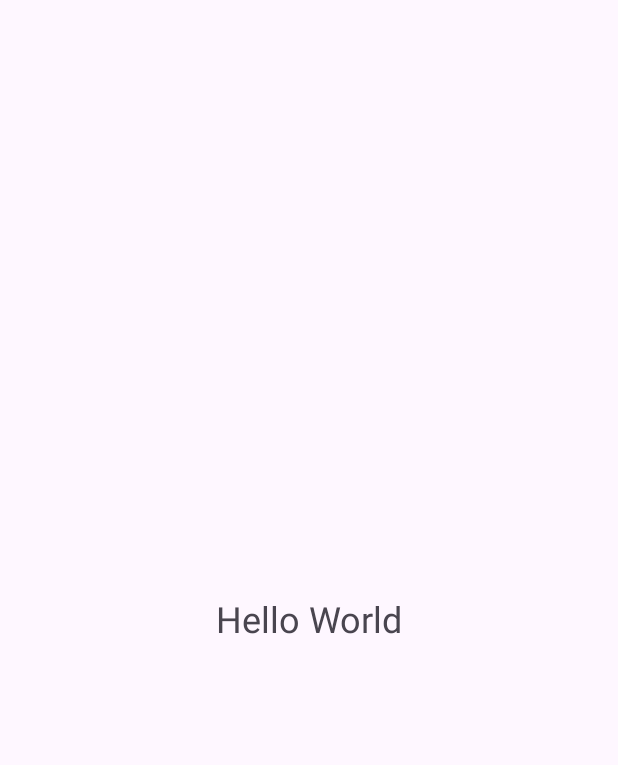
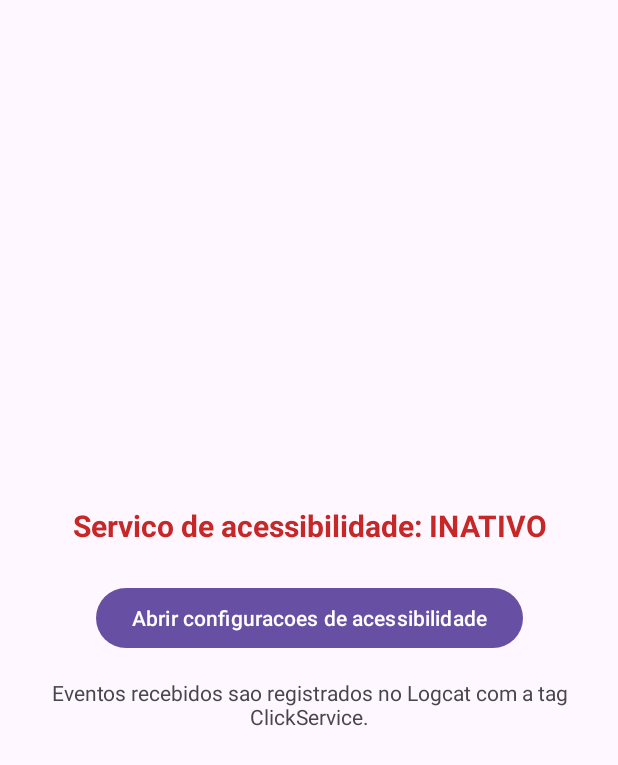
Before and after one commit to USPThiago/automacao-cliques-android, an Android app: the screen it shows after launch (MainActivity), on a phone screen of 412 x 824 dp. Shown: the top 765 px of the screen. Run offline under Robolectric (Android 15) with nearby library versions, the phone set to English and light mode, and no system bars.

Commit message:
MVP 1: AccessibilityService habilitavel com log de eventos e status na UI

```diff
--- a/app/build.gradle.kts
+++ b/app/build.gradle.kts
@@ -5,12 +5,12 @@ plugins {
 
 android {
     namespace = "com.example.automacaocliques"
-    compileSdk = 34
+    compileSdk = 36
 
     defaultConfig {
         applicationId = "com.example.automacaocliques"
         minSdk = 24
-        targetSdk = 34
+        targetSdk = 36
         versionCode = 1
         versionName = "0.1.0"
 
--- /dev/null
+++ b/app/src/main/java/com/example/automacaocliques/AccessibilityUtils.kt
@@ -0,0 +1,28 @@
+package com.example.automacaocliques
+
+import android.content.ComponentName
+import android.content.Context
+import android.provider.Settings
+import android.text.TextUtils
+
+object AccessibilityUtils {
+
+    /**
+     * Le em Settings.Secure se o servico do app esta na lista de servicos de
+     * acessibilidade habilitados pelo usuario.
+     */
+    fun isServiceEnabled(context: Context): Boolean {
+        val expected = ComponentName(context, ClickAccessibilityService::class.java)
+        val enabled = Settings.Secure.getString(
+            context.contentResolver,
+            Settings.Secure.ENABLED_ACCESSIBILITY_SERVICES
+        )
+        if (TextUtils.isEmpty(enabled)) return false
+
+        return enabled.split(':').any { entry ->
+            ComponentName.unflattenFromString(entry)?.let {
+                it.packageName == expected.packageName && it.className == expected.className
+            } == true
+        }
+    }
+}
--- a/app/src/main/java/com/example/automacaocliques/MainActivity.kt
+++ b/app/src/main/java/com/example/automacaocliques/MainActivity.kt
@@ -1,7 +1,12 @@
 package com.example.automacaocliques
 
+import android.content.ActivityNotFoundException
+import android.content.Intent
 import android.os.Bundle
+import android.provider.Settings
+import android.widget.Toast
 import androidx.appcompat.app.AppCompatActivity
+import androidx.core.content.ContextCompat
 import com.example.automacaocliques.databinding.ActivityMainBinding
 
 class MainActivity : AppCompatActivity() {
@@ -12,5 +17,34 @@ class MainActivity : AppCompatActivity() {
         super.onCreate(savedInstanceState)
         binding = ActivityMainBinding.inflate(layoutInflater)
         setContentView(binding.root)
+
+        binding.openSettingsButton.setOnClickListener { openAccessibilitySettings() }
+    }
+
+    override fun onResume() {
+        super.onResume()
+        updateStatus()
+    }
+
+    private fun updateStatus() {
+        val enabled = AccessibilityUtils.isServiceEnabled(this)
+        binding.statusText.setText(
+            if (enabled) R.string.service_status_enabled else R.string.service_status_disabled
+        )
+        binding.statusText.setTextColor(
+            ContextCompat.getColor(
+                this,
+                if (enabled) R.color.status_enabled else R.color.status_disabled
+            )
+        )
+    }
+
+    private fun openAccessibilitySettings() {
+        try {
+            startActivity(Intent(Settings.ACTION_ACCESSIBILITY_SETTINGS))
+        } catch (e: ActivityNotFoundException) {
+            Toast.makeText(this, R.string.accessibility_settings_unavailable, Toast.LENGTH_LONG)
+                .show()
+        }
     }
 }
--- a/app/src/main/res/layout/activity_main.xml
+++ b/app/src/main/res/layout/activity_main.xml
@@ -3,17 +3,45 @@
     xmlns:android="http://schemas.android.com/apk/res/android"
     xmlns:app="http://schemas.android.com/apk/res-auto"
     android:layout_width="match_parent"
-    android:layout_height="match_parent">
+    android:layout_height="match_parent"
+    android:padding="24dp">
 
     <TextView
-        android:id="@+id/helloText"
+        android:id="@+id/statusText"
+        android:layout_width="0dp"
+        android:layout_height="wrap_content"
+        android:gravity="center"
+        android:text="@string/service_status_disabled"
+        android:textSize="20sp"
+        android:textStyle="bold"
+        app:layout_constraintEnd_toEndOf="parent"
+        app:layout_constraintStart_toStartOf="parent"
+        app:layout_constraintTop_toTopOf="parent"
+        app:layout_constraintBottom_toTopOf="@id/openSettingsButton"
+        app:layout_constraintVertical_chainStyle="packed" />
+
+    <com.google.android.material.button.MaterialButton
+        android:id="@+id/openSettingsButton"
         android:layout_width="wrap_content"
         android:layout_height="wrap_content"
-        android:text="@string/hello_world"
-        android:textSize="24sp"
-        app:layout_constraintBottom_toBottomOf="parent"
+        android:layout_marginTop="24dp"
+        android:text="@string/open_accessibility_settings"
         app:layout_constraintEnd_toEndOf="parent"
         app:layout_constraintStart_toStartOf="parent"
-        app:layout_constraintTop_toTopOf="parent" />
+        app:layout_constraintTop_toBottomOf="@id/statusText"
+        app:layout_constraintBottom_toTopOf="@id/hintText" />
+
+    <TextView
+        android:id="@+id/hintText"
+        android:layout_width="0dp"
+        android:layout_height="wrap_content"
+        android:layout_marginTop="16dp"
+        android:gravity="center"
+        android:text="@string/logcat_hint"
+        android:textSize="14sp"
+        app:layout_constraintEnd_toEndOf="parent"
+        app:layout_constraintStart_toStartOf="parent"
+        app:layout_constraintTop_toBottomOf="@id/openSettingsButton"
+        app:layout_constraintBottom_toBottomOf="parent" />
 
 </androidx.constraintlayout.widget.ConstraintLayout>
--- a/app/src/main/res/values/colors.xml
+++ b/app/src/main/res/values/colors.xml
@@ -2,4 +2,6 @@
 <resources>
     <color name="black">#FF000000</color>
     <color name="white">#FFFFFFFF</color>
+    <color name="status_enabled">#FF2E7D32</color>
+    <color name="status_disabled">#FFC62828</color>
 </resources>
--- a/app/src/main/res/values/strings.xml
+++ b/app/src/main/res/values/strings.xml
@@ -1,4 +1,11 @@
 <resources>
     <string name="app_name">Automacao Cliques</string>
-    <string name="hello_world">Hello World</string>
+    <string name="accessibility_service_label">Automacao de Cliques</string>
+    <string name="accessibility_service_summary">Permite que o app execute toques automaticos na tela.</string>
+    <string name="accessibility_service_description">Habilite para que o app possa reproduzir sequencias de toques na tela em seu lugar. Nenhum dado e enviado para fora do aparelho.</string>
+    <string name="service_status_enabled">Servico de acessibilidade: ATIVO</string>
+    <string name="service_status_disabled">Servico de acessibilidade: INATIVO</string>
+    <string name="open_accessibility_settings">Abrir configuracoes de acessibilidade</string>
+    <string name="accessibility_settings_unavailable">Nao foi possivel abrir as configuracoes de acessibilidade.</string>
+    <string name="logcat_hint">Eventos recebidos sao registrados no Logcat com a tag ClickService.</string>
 </resources>
--- a/build.gradle.kts
+++ b/build.gradle.kts
@@ -1,4 +1,4 @@
 plugins {
-    id("com.android.application") version "8.5.2" apply false
-    id("org.jetbrains.kotlin.android") version "1.9.24" apply false
+    id("com.android.application") version "8.11.1" apply false
+    id("org.jetbrains.kotlin.android") version "2.0.21" apply false
 }
```
Also changed, not shown: app/src/main/AndroidManifest.xml (+14 -0 lines), app/src/main/java/com/example/automacaocliques/ClickAccessibilityService.kt (added, +51 -0 lines), app/src/main/res/xml/accessibility_service_config.xml (added, +10 -0 lines), gradle/wrapper/gradle-wrapper.properties, 2 other files.
